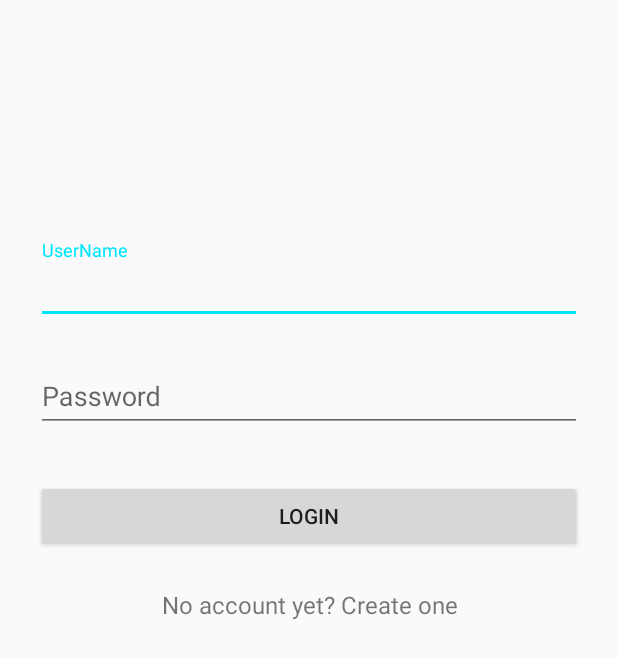
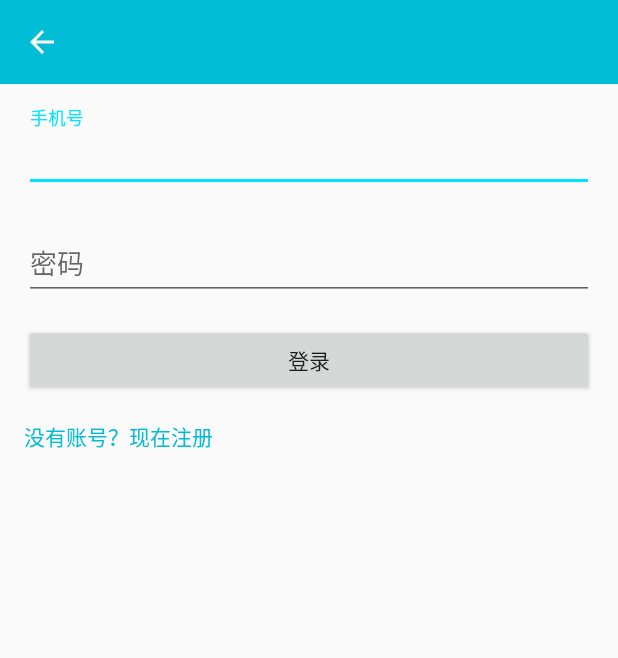
Before and after one commit to OohyoT/journey-android, an Android app: the layout activity_login.xml on its own in the app's theme, with its tools: preview values and no code run, on a phone screen of 412 x 824 dp. Shown: the top 658 px of the screen. Run offline under Robolectric (Android 15) with nearby library versions, the light colour scheme and no system bars.

Commit message:
add login activity

```diff
--- a/app/src/main/AndroidManifest.xml
+++ b/app/src/main/AndroidManifest.xml
@@ -12,13 +12,14 @@
         <activity android:name=".MainActivity">
         </activity>
         <activity android:name=".RegisterActivity">
+        </activity>
+        <activity android:name=".LoginActivity">
             <intent-filter>
                 <action android:name="android.intent.action.MAIN" />
 
                 <category android:name="android.intent.category.LAUNCHER" />
             </intent-filter>
         </activity>
-        <activity android:name=".LoginActivity"></activity>
     </application>
 
 </manifest>
--- a/app/src/main/res/layout/activity_login.xml
+++ b/app/src/main/res/layout/activity_login.xml
@@ -1,64 +1,68 @@
 <?xml version="1.0" encoding="utf-8"?>
-<ScrollView xmlns:android="http://schemas.android.com/apk/res/android"
-    android:layout_width="fill_parent"
-    android:layout_height="fill_parent"
-    android:fitsSystemWindows="true">
+<LinearLayout xmlns:android="http://schemas.android.com/apk/res/android"
+    xmlns:app="http://schemas.android.com/apk/res-auto"
+    xmlns:tools="http://schemas.android.com/tools"
+    android:layout_width="match_parent"
+    android:layout_height="match_parent"
+    android:orientation="vertical"
+    tools:context="com.journey.app.RegisterActivity">
+
+    <android.support.v7.widget.Toolbar
+        android:id="@+id/toolbar"
+        android:layout_width="match_parent"
+        android:layout_height="wrap_content"
+        android:background="?attr/colorPrimary"
+        app:navigationIcon="@drawable/ic_arrow_back_white_24dp"
+        app:theme="@style/ThemeOverlay.AppCompat.Dark.ActionBar" />
 
     <LinearLayout
+        android:layout_width="match_parent"
+        android:layout_height="match_parent"
         android:orientation="vertical"
-        android:layout_width="match_parent"
-        android:layout_height="wrap_content"
-        android:paddingTop="56dp"
-        android:paddingLeft="24dp"
-        android:paddingRight="24dp">
+        android:paddingEnd="16dp"
+        android:paddingStart="16dp">
 
-        <android.support.design.widget.TextInputLayout
-            android:layout_width="wrap_content"
-            android:layout_height="72dp"
-            android:layout_marginBottom="24dp"
-            android:layout_gravity="center_horizontal" />
-
-        <!-- UserName Label -->
         <android.support.design.widget.TextInputLayout
             android:layout_width="match_parent"
             android:layout_height="wrap_content"
-            android:layout_marginTop="8dp"
-            android:layout_marginBottom="8dp">
-            <EditText android:id="@+id/input_email"
+            android:layout_marginTop="16dp">
+
+            <android.support.design.widget.TextInputEditText
+                android:id="@+id/edit_phone"
                 android:layout_width="match_parent"
                 android:layout_height="wrap_content"
-                android:hint="UserName" />
+                android:hint="手机号" />
+
         </android.support.design.widget.TextInputLayout>
 
-        <!-- Password Label -->
         <android.support.design.widget.TextInputLayout
             android:layout_width="match_parent"
             android:layout_height="wrap_content"
-            android:layout_marginTop="8dp"
-            android:layout_marginBottom="8dp">
-            <EditText android:id="@+id/input_password"
+            android:layout_marginTop="16dp">
+
+            <android.support.design.widget.TextInputEditText
+                android:id="@+id/edit_password"
                 android:layout_width="match_parent"
                 android:layout_height="wrap_content"
-                android:inputType="textPassword"
-                android:hint="Password"/>
+                android:hint="密码"
+                android:inputType="textPassword" />
+
         </android.support.design.widget.TextInputLayout>
 
-        <android.support.v7.widget.AppCompatButton
-            android:id="@+id/btn_login"
-            android:layout_width="fill_parent"
+        <Button
+            android:id="@+id/button_register"
+            android:layout_width="match_parent"
             android:layout_height="wrap_content"
-            android:layout_marginTop="24dp"
-            android:layout_marginBottom="24dp"
-            android:padding="12dp"
-            android:text="Login"/>
+            android:layout_marginTop="16dp"
+            android:text="登录" />
 
-        <TextView android:id="@+id/link_signup"
-            android:layout_width="fill_parent"
+        <TextView
+            android:layout_width="wrap_content"
             android:layout_height="wrap_content"
-            android:layout_marginBottom="24dp"
-            android:text="No account yet? Create one"
-            android:gravity="center"
-            android:textSize="16dip"/>
+            android:layout_marginTop="16dp"
+            android:text="没有账号？现在注册"
+            android:textColor="?attr/colorPrimary" />
 
     </LinearLayout>
-</ScrollView>
+
+</LinearLayout>
```
